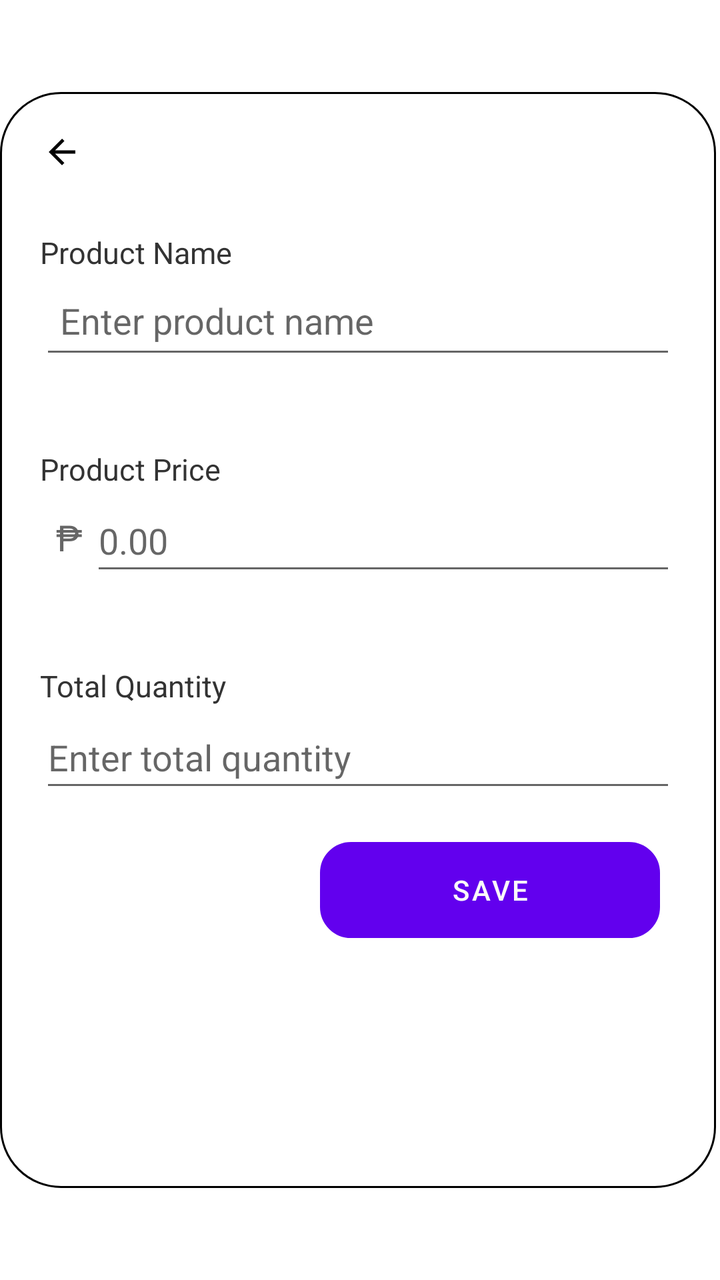
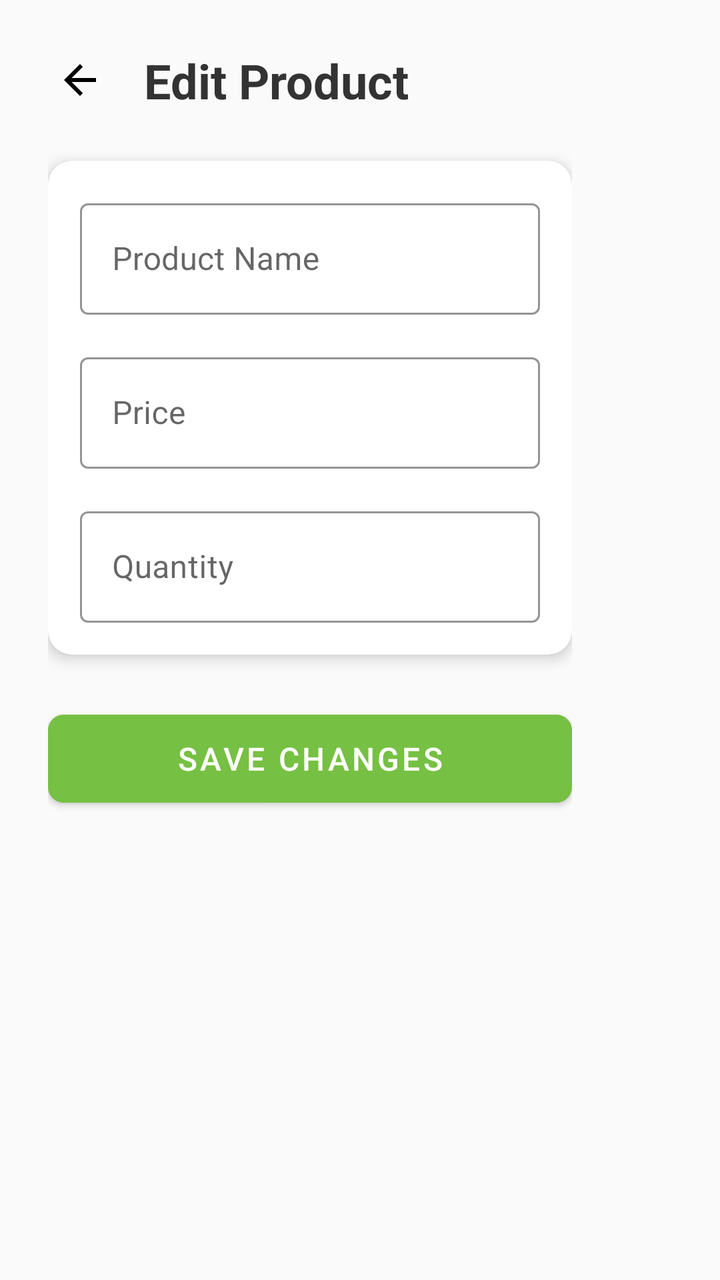

The first picture is an Android layout as it rendered before a commit; the second is the same layout after the commit. The layout source and the unified diff follow.
<!-- AndroidManifest.xml: application theme Theme.MyApp -->
<!-- res/layout/edit_product.xml -->
<?xml version="1.0" encoding="utf-8"?>
<androidx.constraintlayout.widget.ConstraintLayout xmlns:android="http://schemas.android.com/apk/res/android"
    xmlns:app="http://schemas.android.com/apk/res-auto"
    xmlns:tools="http://schemas.android.com/tools"
    android:layout_width="400dp"
    android:layout_height="match_parent"
    android:backgroundTint="#D4E24E">
    
    <LinearLayout
        android:layout_width="358dp"
        android:layout_height="548dp"
        android:background="@drawable/rounded_dialog_bg"
        android:orientation="vertical"
        android:padding="20dp"
        app:layout_constraintBottom_toBottomOf="parent"
        app:layout_constraintEnd_toEndOf="parent"
        app:layout_constraintHorizontal_bias="0.0"
        app:layout_constraintStart_toStartOf="parent"
        app:layout_constraintTop_toTopOf="parent">

        <ImageView
            android:id="@+id/edit_to_inventory"
            android:layout_width="20dp"
            android:layout_height="20dp"
            android:background="@drawable/ic_back"
            android:clickable="true"
            android:contentDescription="@string/action_sign_in_short"
            android:translationX="@dimen/cardview_compat_inset_shadow"
            tools:ignore="TouchTargetSizeCheck">

        </ImageView>

        
        <TextView
            android:layout_width="wrap_content"
            android:layout_height="wrap_content"
            android:text="Product Name"
            android:textColor="#333"
            android:textSize="15sp"
            android:layout_marginTop="30dp" />
        
        <EditText
            android:id="@+id/editname"
            android:layout_width="match_parent"
            android:layout_height="wrap_content"
            android:hint="Enter product name"
            android:textColor="#666666"
            android:minHeight="48dp"
            android:padding="10dp" />

        
        <TextView
            android:layout_width="wrap_content"
            android:layout_height="wrap_content"
            android:text="Product Price"
            android:textColor="#333"
            android:textSize="15sp"
            android:layout_marginTop="40dp" />
        
        <LinearLayout
            android:layout_width="match_parent"
            android:layout_height="wrap_content"
            android:orientation="horizontal"
            android:gravity="center_vertical">
            <TextView
                android:layout_width="wrap_content"
                android:layout_height="wrap_content"
                android:text="₱"
                android:textSize="18sp"
                android:textColor="#666"
                android:paddingLeft="8dp"
                android:paddingRight="4dp" />
            <EditText
                android:id="@+id/editprice"
                android:layout_width="0dp"
                android:layout_height="wrap_content"
                android:layout_weight="1"
                android:textColor="#666666"
                android:hint="0.00"
                android:minHeight="48dp" />
        </LinearLayout>

        
        <TextView
            android:layout_width="wrap_content"
            android:layout_height="wrap_content"
            android:text="Total Quantity"
            android:textColor="#333"
            android:textSize="15sp"
            android:layout_marginTop="40dp" />
        
        <EditText
            android:id="@+id/editquantity"
            android:layout_width="match_parent"
            android:layout_height="wrap_content"
            android:hint="Enter total quantity"
            android:textColor="#666666"
            android:inputType="number"
            android:minHeight="48dp" />

        <Button
            android:id="@+id/btneditItem"
            android:layout_width="170dp"
            android:layout_height="wrap_content"
            android:layout_marginLeft="140dp"
            android:layout_marginTop="20dp"
            android:background="@drawable/rounded_corner"
            android:backgroundTint="#4CAF50"
            android:minHeight="48dp"
            android:text="Save"
            android:textColor="#FAFAFA" />
    </LinearLayout>


</androidx.constraintlayout.widget.ConstraintLayout>
<!-- resources referenced by this layout -->
<resources>
  <!-- drawable ic_back (drawable) -->
  <vector xmlns:android="http://schemas.android.com/apk/res/android"
      android:autoMirrored="true"
      android:height="40dp"
      android:tint="#000000"
      android:viewportHeight="24"
      android:viewportWidth="24"
      android:width="40dp">
        
      <path android:fillColor="@android:color/white"
          android:pathData="M20,11H7.83l5.59,-5.59L12,4l-8,8 8,8 1.41,-1.41L7.83,13H20v-2z"/>
      
  </vector>
  <!-- drawable rounded_corner (drawable) -->
  <?xml version="1.0" encoding="utf-8"?>
  <shape xmlns:android="http://schemas.android.com/apk/res/android"
      android:shape="rectangle">
      <corners android:radius="15dp"/>
      <stroke android:width="1dip" android:color="@color/black" />
  
  </shape>
  <!-- drawable rounded_dialog_bg (drawable) -->
  <shape xmlns:android="http://schemas.android.com/apk/res/android"
      android:shape="rectangle">
      <solid android:color="#FFFFFF"/>
      <corners android:radius="30dp"/>
      <stroke android:width="1dip" android:color="@color/black" />
  </shape>
  <string name="action_sign_in_short">Sign in</string>
  <style name="Theme.MyApp" parent="Theme.MaterialComponents.Light.NoActionBar">
          
          <item name="colorPrimary">@color/purple_500</item>
          <item name="colorPrimaryVariant">@color/purple_700</item>
          <item name="colorOnPrimary">@color/white</item>
          
          <item name="colorSecondary">@color/teal_200</item>
          <item name="colorSecondaryVariant">@color/teal_700</item>
          <item name="colorOnSecondary">@color/black</item>
          
          <item name="android:statusBarColor">?attr/colorPrimaryVariant</item>
          
      </style>
  <color name="black">#FF000000</color>
  <color name="purple_500">#FF6200EE</color>
  <color name="purple_700">#FF3700B3</color>
  <color name="white">#FFFFFFFF</color>
  <color name="teal_200">#FF03DAC5</color>
  <color name="teal_700">#FF018786</color>
</resources>

<!-- the commit's change to res/layout/edit_product.xml (unified diff, before → after) -->
@@ -4,112 +4,133 @@
     xmlns:tools="http://schemas.android.com/tools"
     android:layout_width="400dp"
     android:layout_height="match_parent"
-    android:backgroundTint="#D4E24E">
-    
-    <LinearLayout
-        android:layout_width="358dp"
-        android:layout_height="548dp"
-        android:background="@drawable/rounded_dialog_bg"
-        android:orientation="vertical"
-        android:padding="20dp"
+    android:background="#FAFAFA">
+
+    <ScrollView
+        android:layout_width="match_parent"
+        android:layout_height="match_parent"
+        android:layout_marginRight="50dp"
+        android:fillViewport="true"
         app:layout_constraintBottom_toBottomOf="parent"
         app:layout_constraintEnd_toEndOf="parent"
-        app:layout_constraintHorizontal_bias="0.0"
         app:layout_constraintStart_toStartOf="parent"
         app:layout_constraintTop_toTopOf="parent">
 
-        <ImageView
-            android:id="@+id/edit_to_inventory"
-            android:layout_width="20dp"
-            android:layout_height="20dp"
-            android:background="@drawable/ic_back"
-            android:clickable="true"
-            android:contentDescription="@string/action_sign_in_short"
-            android:translationX="@dimen/cardview_compat_inset_shadow"
-            tools:ignore="TouchTargetSizeCheck">
-
-        </ImageView>
-
-        
-        <TextView
-            android:layout_width="wrap_content"
-            android:layout_height="wrap_content"
-            android:text="Product Name"
-            android:textColor="#333"
-            android:textSize="15sp"
-            android:layout_marginTop="30dp" />
-        
-        <EditText
-            android:id="@+id/editname"
-            android:layout_width="match_parent"
-            android:layout_height="wrap_content"
-            android:hint="Enter product name"
-            android:textColor="#666666"
-            android:minHeight="48dp"
-            android:padding="10dp" />
-
-        
-        <TextView
-            android:layout_width="wrap_content"
-            android:layout_height="wrap_content"
-            android:text="Product Price"
-            android:textColor="#333"
-            android:textSize="15sp"
-            android:layout_marginTop="40dp" />
-        
         <LinearLayout
             android:layout_width="match_parent"
             android:layout_height="wrap_content"
-            android:orientation="horizontal"
-            android:gravity="center_vertical">
-            <TextView
-                android:layout_width="wrap_content"
+            android:orientation="vertical"
+            android:padding="24dp">
+
+            
+            <LinearLayout
+                android:layout_width="match_parent"
                 android:layout_height="wrap_content"
-                android:text="₱"
-                android:textSize="18sp"
-                android:textColor="#666"
-                android:paddingLeft="8dp"
-                android:paddingRight="4dp" />
-            <EditText
-                android:id="@+id/editprice"
-                android:layout_width="0dp"
+                android:orientation="horizontal"
+                android:gravity="center_vertical"
+                android:layout_marginBottom="24dp">
+
+                <ImageView
+                    android:id="@+id/edit_to_inventory"
+                    android:layout_width="32dp"
+                    android:layout_height="32dp"
+                    android:background="?attr/selectableItemBackgroundBorderless"
+                    android:src="@drawable/ic_back"
+                    android:padding="4dp"
+                    android:clickable="true"
+                    android:contentDescription="@string/action_sign_in_short" />
+
+                <TextView
+                    android:layout_width="wrap_content"
+                    android:layout_height="wrap_content"
+                    android:text="Edit Product"
+                    android:textSize="24sp"
+                    android:textColor="#333333"
+                    android:textStyle="bold"
+                    android:layout_marginStart="16dp"/>
+            </LinearLayout>
+
+            
+            <androidx.cardview.widget.CardView
+                android:layout_width="match_parent"
                 android:layout_height="wrap_content"
-                android:layout_weight="1"
-                android:textColor="#666666"
-                android:hint="0.00"
-                android:minHeight="48dp" />
+                android:layout_marginBottom="24dp"
+                app:cardCornerRadius="12dp"
+                app:cardElevation="4dp">
+
+                <LinearLayout
+                    android:layout_width="match_parent"
+                    android:layout_height="wrap_content"
+                    android:orientation="vertical"
+                    android:padding="16dp">
+
+                    
+                    <com.google.android.material.textfield.TextInputLayout
+                        android:layout_width="match_parent"
+                        android:layout_height="wrap_content"
+                        android:hint="Product Name"
+                        app:boxStrokeColor="#76C043"
+                        app:hintTextColor="#76C043"
+                        style="@style/Widget.MaterialComponents.TextInputLayout.OutlinedBox"
+                        android:layout_marginBottom="16dp">
+
+                        <com.google.android.material.textfield.TextInputEditText
+                            android:id="@+id/editname"
+                            android:layout_width="match_parent"
+                            android:layout_height="wrap_content"
+                            android:textColor="#333333"/>
+                    </com.google.android.material.textfield.TextInputLayout>
+
+                    
+                    <com.google.android.material.textfield.TextInputLayout
+                        android:layout_width="match_parent"
+                        android:layout_height="wrap_content"
+                        android:hint="Price"
+                        app:boxStrokeColor="#76C043"
+                        app:hintTextColor="#76C043"
+                        app:prefixText="₱"
+                        style="@style/Widget.MaterialComponents.TextInputLayout.OutlinedBox"
+                        android:layout_marginBottom="16dp">
+
+                        <com.google.android.material.textfield.TextInputEditText
+                            android:id="@+id/editprice"
+                            android:layout_width="match_parent"
+                            android:layout_height="wrap_content"
+                            android:inputType="numberDecimal"
+                            android:textColor="#333333"/>
+                    </com.google.android.material.textfield.TextInputLayout>
+
+                    
+                    <com.google.android.material.textfield.TextInputLayout
+                        android:layout_width="match_parent"
+                        android:layout_height="wrap_content"
+                        android:hint="Quantity"
+                        app:boxStrokeColor="#76C043"
+                        app:hintTextColor="#76C043"
+                        style="@style/Widget.MaterialComponents.TextInputLayout.OutlinedBox">
+
+                        <com.google.android.material.textfield.TextInputEditText
+                            android:id="@+id/editquantity"
+                            android:layout_width="match_parent"
+                            android:layout_height="wrap_content"
+                            android:inputType="number"
+                            android:textColor="#333333"/>
+                    </com.google.android.material.textfield.TextInputLayout>
+                </LinearLayout>
+            </androidx.cardview.widget.CardView>
+
+            
+            <com.google.android.material.button.MaterialButton
+                android:id="@+id/btneditItem"
+                android:layout_width="match_parent"
+                android:layout_height="56dp"
+                android:text="Save Changes"
+                android:textColor="#FFFFFF"
+                android:textSize="16sp"
+                app:cornerRadius="8dp"
+                android:backgroundTint="#76C043"/>
+
         </LinearLayout>
-
-        
-        <TextView
-            android:layout_width="wrap_content"
-            android:layout_height="wrap_content"
-            android:text="Total Quantity"
-            android:textColor="#333"
-            android:textSize="15sp"
-            android:layout_marginTop="40dp" />
-        
-        <EditText
-            android:id="@+id/editquantity"
-            android:layout_width="match_parent"
-            android:layout_height="wrap_content"
-            android:hint="Enter total quantity"
-            android:textColor="#666666"
-            android:inputType="number"
-            android:minHeight="48dp" />
-
-        <Button
-            android:id="@+id/btneditItem"
-            android:layout_width="170dp"
-            android:layout_height="wrap_content"
-            android:layout_marginLeft="140dp"
-            android:layout_marginTop="20dp"
-            android:background="@drawable/rounded_corner"
-            android:backgroundTint="#4CAF50"
-            android:minHeight="48dp"
-            android:text="Save"
-            android:textColor="#FAFAFA" />
-    </LinearLayout>
-
+    </ScrollView>
 
 </androidx.constraintlayout.widget.ConstraintLayout>
<!-- resource entries referenced after the edit -->
@@ -13,21 +13,6 @@
           android:pathData="M20,11H7.83l5.59,-5.59L12,4l-8,8 8,8 1.41,-1.41L7.83,13H20v-2z"/>
       
   </vector>
-  <!-- drawable rounded_corner (drawable) -->
-  <?xml version="1.0" encoding="utf-8"?>
-  <shape xmlns:android="http://schemas.android.com/apk/res/android"
-      android:shape="rectangle">
-      <corners android:radius="15dp"/>
-      <stroke android:width="1dip" android:color="@color/black" />
-  
-  </shape>
-  <!-- drawable rounded_dialog_bg (drawable) -->
-  <shape xmlns:android="http://schemas.android.com/apk/res/android"
-      android:shape="rectangle">
-      <solid android:color="#FFFFFF"/>
-      <corners android:radius="30dp"/>
-      <stroke android:width="1dip" android:color="@color/black" />
-  </shape>
   <string name="action_sign_in_short">Sign in</string>
   <style name="Theme.MyApp" parent="Theme.MaterialComponents.Light.NoActionBar">
           
